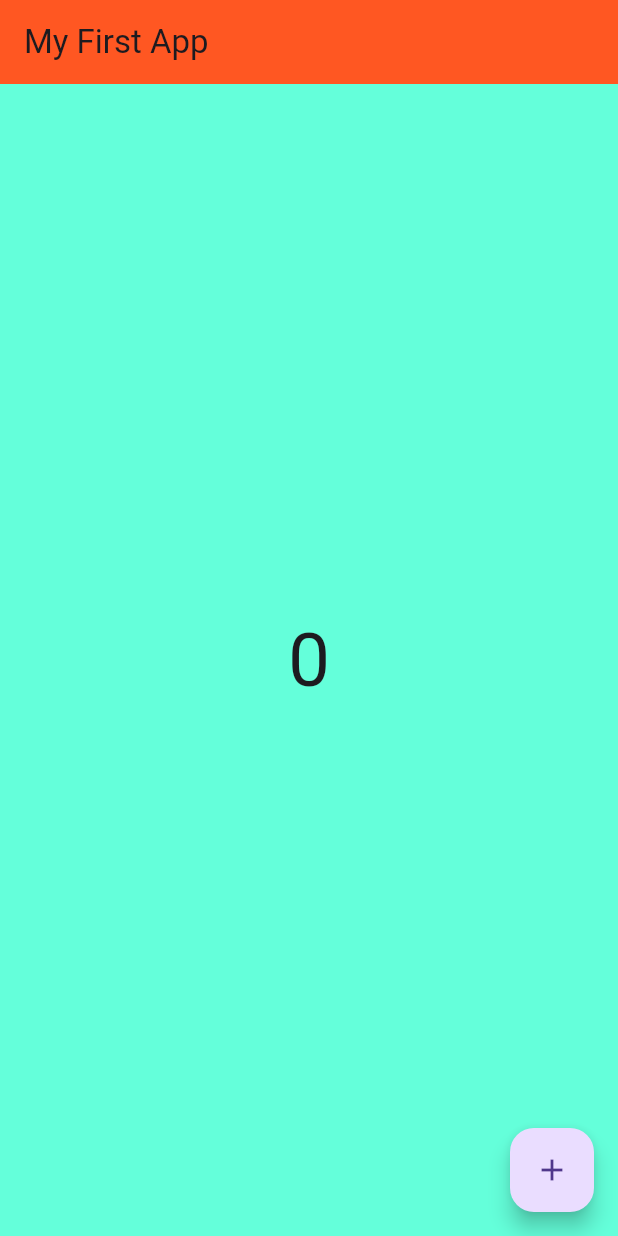
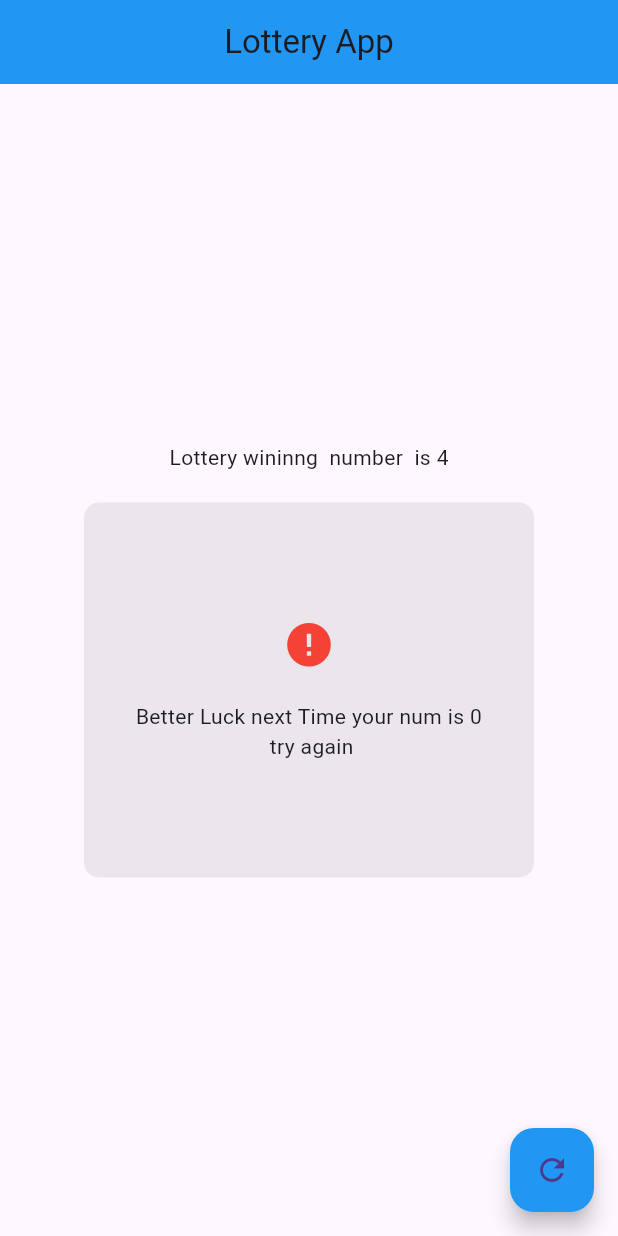
Before and after one commit to emanirfan2005/Flutter-Bootcamp-Roadmap, a Flutter app: the screen it shows after launch, on a phone screen of 412 x 824 dp. Run offline on Flutter 3.47's test engine with Material 3 defaults, Android fonts, the light colour scheme and no system bars.

Commit message:
Lottery App

```diff
--- a/chapter_3/lib/main.dart
+++ b/chapter_3/lib/main.dart
@@ -1,8 +1,9 @@
 import 'package:flutter/material.dart';
+import 'dart:math';
+void main() {
+  runApp(Myapp());
+}
 
-void main() {
-  runApp( Myapp());
-}
 class Myapp extends StatefulWidget {
    Myapp({super.key});
 
@@ -11,31 +12,67 @@ class Myapp extends StatefulWidget {
 }
 
 class _MyappState extends State<Myapp> {
-  int x=0;
+  Random random=Random();
+  int x =0;
   @override
   Widget build(BuildContext context) {
     return MaterialApp(
       home: Scaffold(
         appBar: AppBar(
-          title: Text("My First App"),
-          backgroundColor: Colors.deepOrange,
+          backgroundColor: Colors.blue,
+          title: Center(child: Text("Lottery App")),
         ),
-        body:
-        SafeArea(child: Center(child: Text(x.toString(),style: TextStyle(fontSize: 50),))),
-        backgroundColor: Colors.tealAccent,
+        body: Column(
+          mainAxisAlignment: MainAxisAlignment.center,
+          crossAxisAlignment: CrossAxisAlignment.center,
+          children: [
+            Center(child: Text("Lottery wininng  number  is 4")),
+            SizedBox(height: 20,),
+            Container(
+              height: 250,
+              width: 300 ,
+              decoration:BoxDecoration(
+                color:x==4 ?Colors.teal.withOpacity(0.2): Colors.grey.withOpacity(0.2),
+                borderRadius: BorderRadius.circular(10)
+              ),
+
+              child: Padding(
+                padding: const EdgeInsets.all(18.0),
+                child: x==4 ?Column(
+                  mainAxisAlignment: MainAxisAlignment.center,
+                  crossAxisAlignment: CrossAxisAlignment.center,
+                  children: [
+                    Icon (Icons.done_all,color:Colors.green,size: 35,),
+                    SizedBox(height: 20,),
+                    Text("Congratulation ypu won , your num is x $x\n ",textAlign: TextAlign.center,)
+                  ],
+                ) : Column(
+                  mainAxisAlignment: MainAxisAlignment.center,
+                  crossAxisAlignment: CrossAxisAlignment.center,
+                  children: [
+                    Icon (Icons.error,color:Colors.red,size: 35,),
+                    SizedBox(height: 20,),
+                    Text("Better Luck next Time your num is $x\n try again ",textAlign: TextAlign.center,)
+                  ],
+                ),
+              ),
+            )
+          ],
+        ),
+
         floatingActionButton: FloatingActionButton(
-            onPressed: (){
-              x++;
+          backgroundColor: Colors.blue,
+            onPressed:(){
+              x=random.nextInt(5);
+              print(x);
               setState(() {
 
               });
-              print(x.toString());
+            } ,
+        child: Icon(Icons.refresh),
+        ),
 
-            },
-          child: Icon(Icons.add),
-            ),
       ),
     );
-
   }
 }
```
